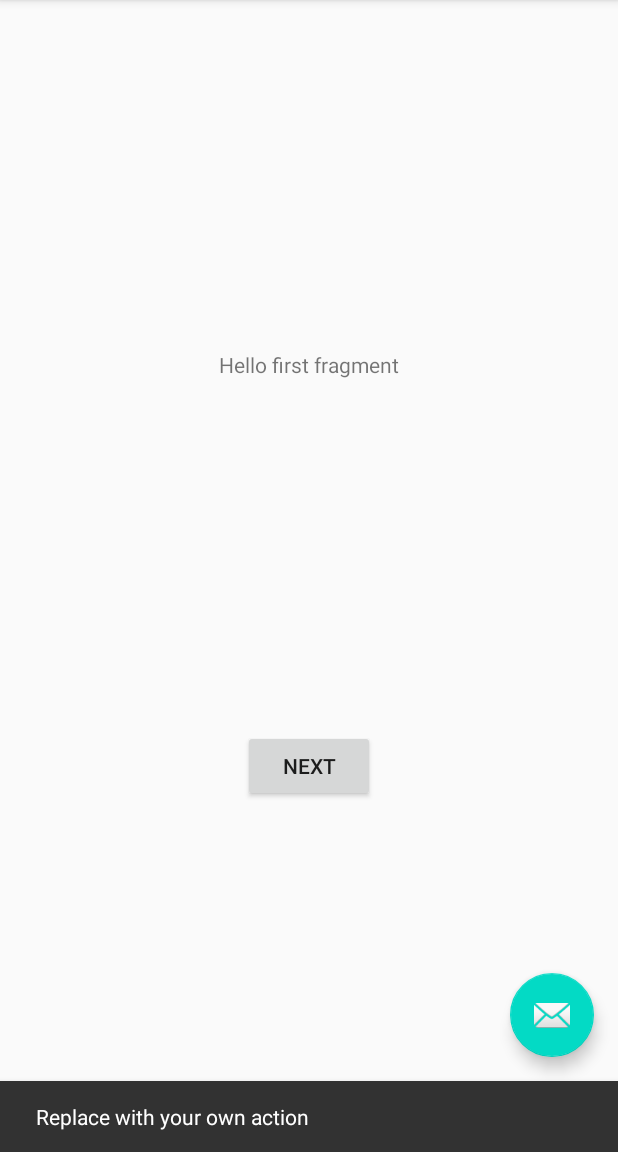
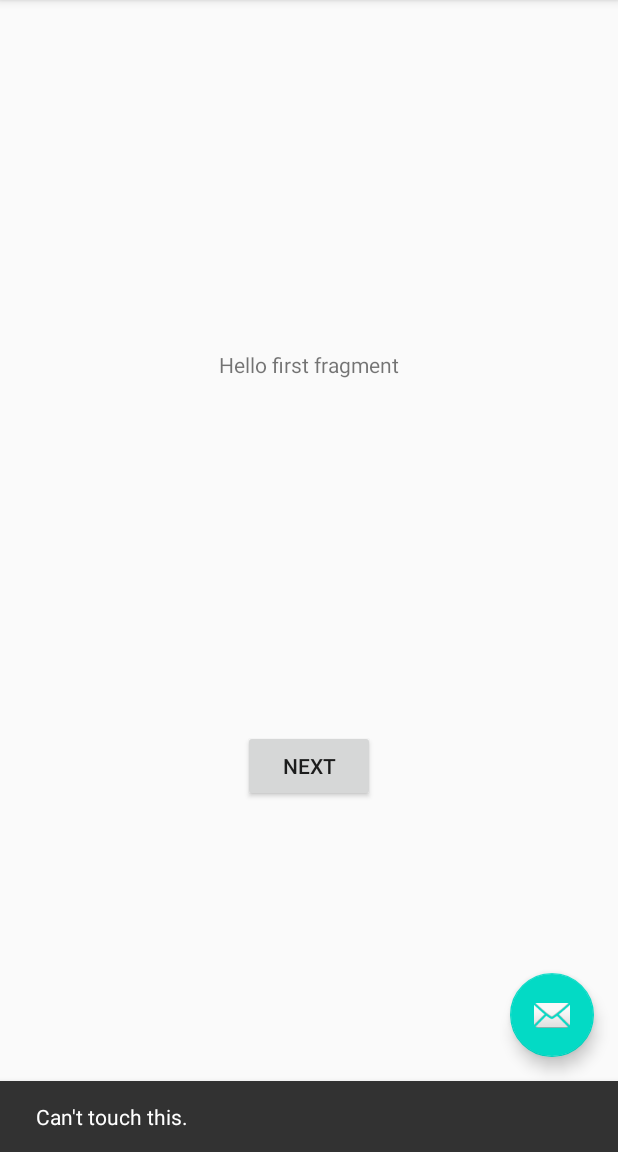
Before and after one commit to Thayol/android-champmastery, an Android app: the screen it shows after launch (MainActivity), after a tap on an icon or button, on a phone screen of 412 x 824 dp, the part 84-1236 px from its top. Run offline under Robolectric (Android 15) with nearby library versions, the phone set to English and light mode, and no system bars.

Commit message:
Can't touch this.

```diff
--- a/android-champmastery/app/src/main/java/net/zovguran/lolchampionmastery/MainActivity.kt
+++ b/android-champmastery/app/src/main/java/net/zovguran/lolchampionmastery/MainActivity.kt
@@ -15,7 +15,7 @@ class MainActivity : AppCompatActivity() {
         setSupportActionBar(findViewById(R.id.toolbar))
 
         findViewById<FloatingActionButton>(R.id.fab).setOnClickListener { view ->
-            Snackbar.make(view, "Replace with your own action", Snackbar.LENGTH_LONG)
+            Snackbar.make(view, "Can't touch this.", Snackbar.LENGTH_LONG)
                     .setAction("Action", null).show()
         }
     }
```
